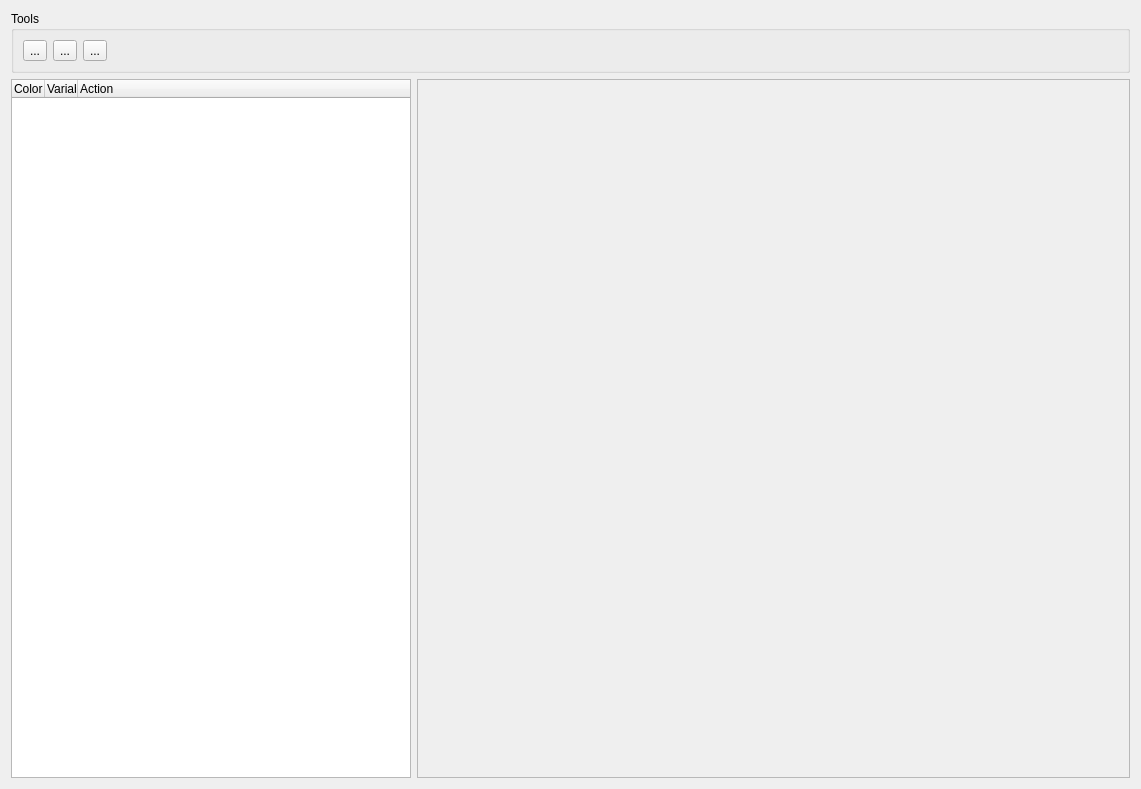
Old version of the form NetworkViewer/plugins/ScopeView/ScopeView.ui in the repository glocklueng/openecosys.
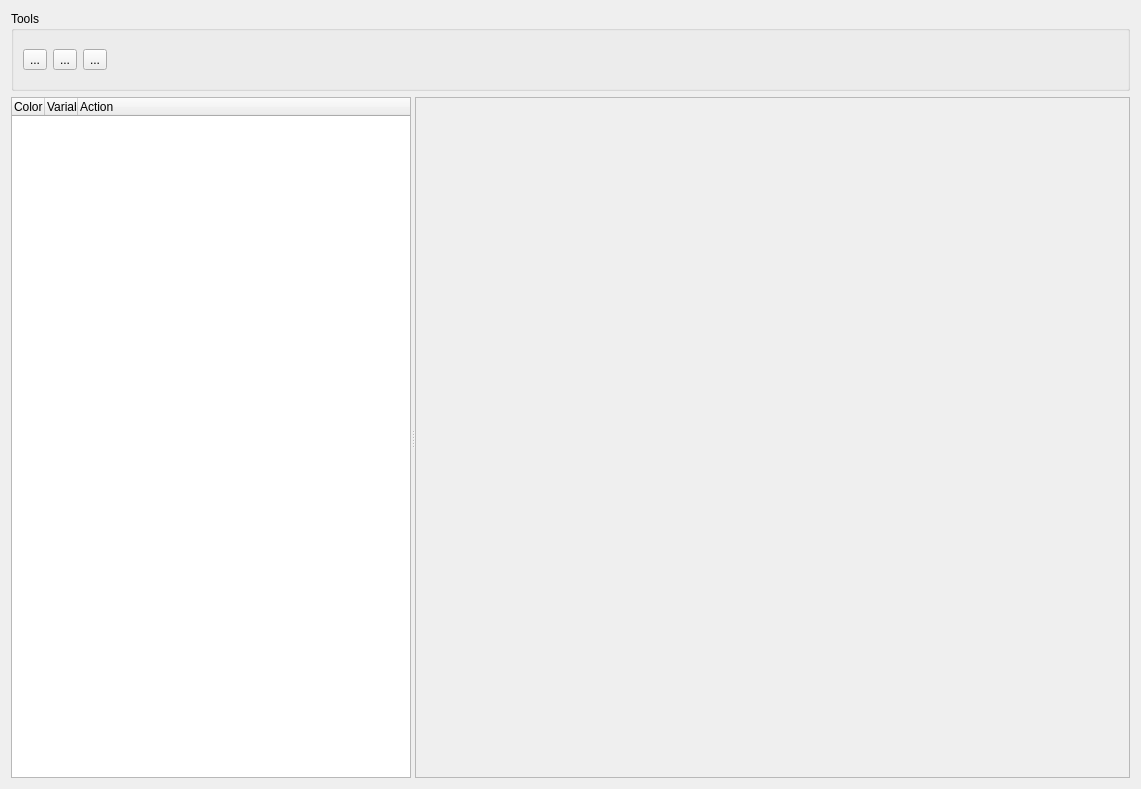
New version of the form. Icons and pictures are not drawn.

Commit message: better layout, cleaned up scheduler, allow variable remove

Patch:
```diff
--- a/NetworkViewer/plugins/ScopeView/ScopeView.ui
+++ b/NetworkViewer/plugins/ScopeView/ScopeView.ui
@@ -91,8 +91,10 @@
     </widget>
    </item>
    <item>
-    <layout class="QHBoxLayout" name="horizontalLayout">
-     <item>
+    <widget class="QSplitter" name="splitter">
+     <property name="orientation">
+      <enum>Qt::Horizontal</enum>
+     </property>
       <widget class="QTreeWidget" name="m_treeWidget">
        <property name="sizePolicy">
         <sizepolicy hsizetype="Fixed" vsizetype="Expanding">
@@ -143,8 +145,6 @@
         </property>
        </column>
       </widget>
-     </item>
-     <item>
       <widget class="QFrame" name="m_frame">
        <property name="frameShape">
         <enum>QFrame::StyledPanel</enum>
@@ -153,8 +153,7 @@
         <enum>QFrame::Raised</enum>
        </property>
       </widget>
-     </item>
-    </layout>
+    </widget>
    </item>
   </layout>
  </widget>
```
Left out of the diff: 8 changed lines with no effect on the pictures. Lines whose indentation alone changed are shown as unchanged. The commit also changes 10 other files.
